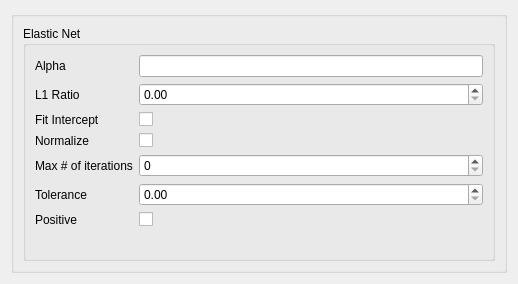
Qt form ui/ElasticNet.ui (tthatcher95/PyHAT_Point_Spectra_GUI) before a commit.
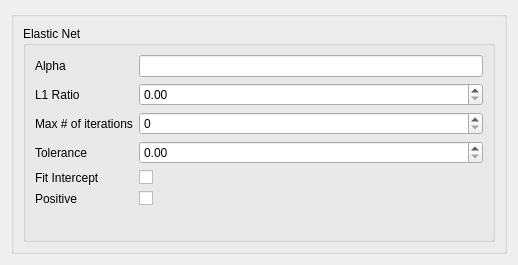
The same form after that commit.

Commit message: Fixes to Lasso and Elastic net to make them work with efficient CV

Diff of the .ui file:
```diff
--- a/ui/ElasticNet.ui
+++ b/ui/ElasticNet.ui
@@ -7,7 +7,7 @@
     <x>0</x>
     <y>0</y>
     <width>518</width>
-    <height>284</height>
+    <height>265</height>
    </rect>
   </property>
   <property name="sizePolicy">
@@ -63,14 +63,14 @@
              </property>
             </widget>
            </item>
-           <item row="2" column="0">
+           <item row="4" column="0">
             <widget class="QLabel" name="enfit_interceptLabel">
              <property name="text">
               <string>Fit Intercept</string>
              </property>
             </widget>
            </item>
-           <item row="2" column="1">
+           <item row="4" column="1">
             <widget class="QCheckBox" name="enfit_interceptCheckBox">
              <property name="toolTip">
               <string>Whether the intercept should be estimated or not. If False, the data
@@ -81,35 +81,14 @@
              </property>
             </widget>
            </item>
-           <item row="3" column="0">
-            <widget class="QLabel" name="ennormalizeLabel">
-             <property name="text">
-              <string>Normalize</string>
-             </property>
-            </widget>
-           </item>
-           <item row="3" column="1">
-            <widget class="QCheckBox" name="ennormalizeCheckBox">
-             <property name="toolTip">
-              <string>This parameter is ignored when fit_intercept is set to False. If True,
-the regressors X will be normalized before regression by subtracting
-the mean and dividing by the l2-norm. If you wish to standardize,
-please use sklearn.preprocessing. StandardScaler before calling fit on
-an estimator with normalize=False.</string>
-             </property>
-             <property name="whatsThis">
-              <string>http://scikit-learn.org/stable/modules/generated/sklearn.linear_model.ElasticNet.html</string>
-             </property>
-            </widget>
-           </item>
-           <item row="4" column="0">
+           <item row="2" column="0">
             <widget class="QLabel" name="enmax_iterLabel">
              <property name="text">
               <string>Max # of iterations</string>
              </property>
             </widget>
            </item>
-           <item row="4" column="1">
+           <item row="2" column="1">
             <widget class="QSpinBox" name="enmax_iterSpinBox">
              <property name="toolTip">
               <string>The maximum number of iterations</string>
@@ -119,14 +98,14 @@
              </property>
             </widget>
            </item>
-           <item row="5" column="0">
+           <item row="3" column="0">
             <widget class="QLabel" name="entolLabel">
              <property name="text">
               <string>Tolerance</string>
              </property>
             </widget>
            </item>
-           <item row="5" column="1">
+           <item row="3" column="1">
             <widget class="QDoubleSpinBox" name="entolDoubleSpinBox">
              <property name="toolTip">
               <string>The tolerance for the optimization:</string>
@@ -136,14 +115,14 @@
              </property>
             </widget>
            </item>
-           <item row="6" column="0">
+           <item row="5" column="0">
             <widget class="QLabel" name="enpositiveLabel">
              <property name="text">
               <string>Positive</string>
              </property>
             </widget>
            </item>
-           <item row="6" column="1">
+           <item row="5" column="1">
             <widget class="QCheckBox" name="enpositiveCheckBox">
              <property name="toolTip">
               <string>When set to True, forces the coefficients to be positive.</string>
```
The commit also changes 10 other files.
